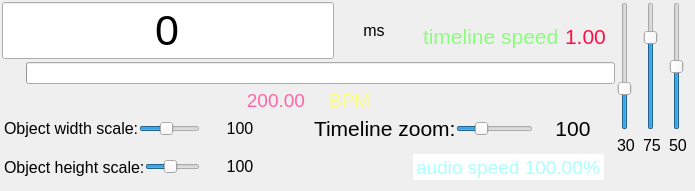
The window that src/ui/controllers/timecontroller.ui (xiangCaO233/MusicMapMaker) describes before a commit, drawn with Qt 5.
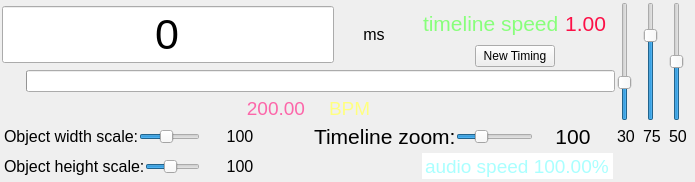
The same window after the commit. Icons and pictures are not drawn.

What changed in the file:
```diff
--- a/src/ui/controllers/timecontroller.ui
+++ b/src/ui/controllers/timecontroller.ui
@@ -165,7 +165,7 @@
          </item>
          <item>
           <widget class="QWidget" name="infomationwidget" native="true">
-           <layout class="QVBoxLayout" name="verticalLayout" stretch="0,1">
+           <layout class="QVBoxLayout" name="verticalLayout" stretch="0,1,0">
             <property name="spacing">
              <number>0</number>
             </property>
@@ -276,11 +276,68 @@
                  <property name="text">
                   <string notr="true">1.00</string>
                  </property>
+                 <property name="alignment">
+                  <set>Qt::AlignmentFlag::AlignCenter</set>
+                 </property>
                 </widget>
                </item>
               </layout>
              </widget>
             </item>
+            <item>
+             <widget class="QWidget" name="create_timing_container" native="true">
+              <layout class="QHBoxLayout" name="horizontalLayout_11">
+               <property name="spacing">
+                <number>0</number>
+               </property>
+               <property name="leftMargin">
+                <number>0</number>
+               </property>
+               <property name="topMargin">
+                <number>0</number>
+               </property>
+               <property name="rightMargin">
+                <number>0</number>
+               </property>
+               <property name="bottomMargin">
+                <number>0</number>
+               </property>
+               <item>
+                <spacer name="horizontalSpacer_2">
+                 <property name="orientation">
+                  <enum>Qt::Orientation::Horizontal</enum>
+                 </property>
+                 <property name="sizeHint" stdset="0">
+                  <size>
+                   <width>67</width>
+                   <height>20</height>
+                  </size>
+                 </property>
+                </spacer>
+               </item>
+               <item>
+                <widget class="QPushButton" name="new_timing_button">
+                 <property name="text">
+                  <string>New Timing</string>
+                 </property>
+                </widget>
+               </item>
+               <item>
+                <spacer name="horizontalSpacer_3">
+                 <property name="orientation">
+                  <enum>Qt::Orientation::Horizontal</enum>
+                 </property>
+                 <property name="sizeHint" stdset="0">
+                  <size>
+                   <width>66</width>
+                   <height>20</height>
+                  </size>
+                 </property>
+                </spacer>
+               </item>
+              </layout>
+             </widget>
+            </item>
            </layout>
           </widget>
          </item>
@@ -639,6 +696,18 @@
          <item row="2" column="2">
           <widget class="QWidget" name="audio_speed_alt_widget" native="true">
            <layout class="QHBoxLayout" name="horizontalLayout_5">
+            <property name="leftMargin">
+             <number>0</number>
+            </property>
+            <property name="topMargin">
+             <number>0</number>
+            </property>
+            <property name="rightMargin">
+             <number>0</number>
+            </property>
+            <property name="bottomMargin">
+             <number>0</number>
+            </property>
             <item>
              <spacer name="horizontalSpacer_5">
               <property name="orientation">
```
